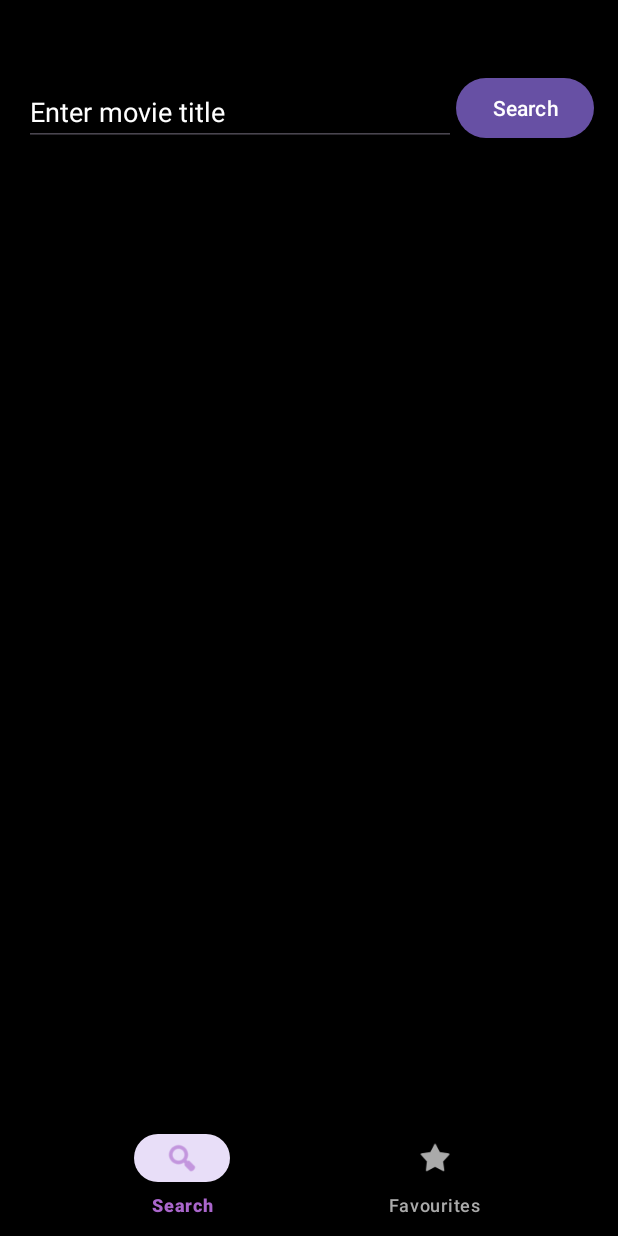
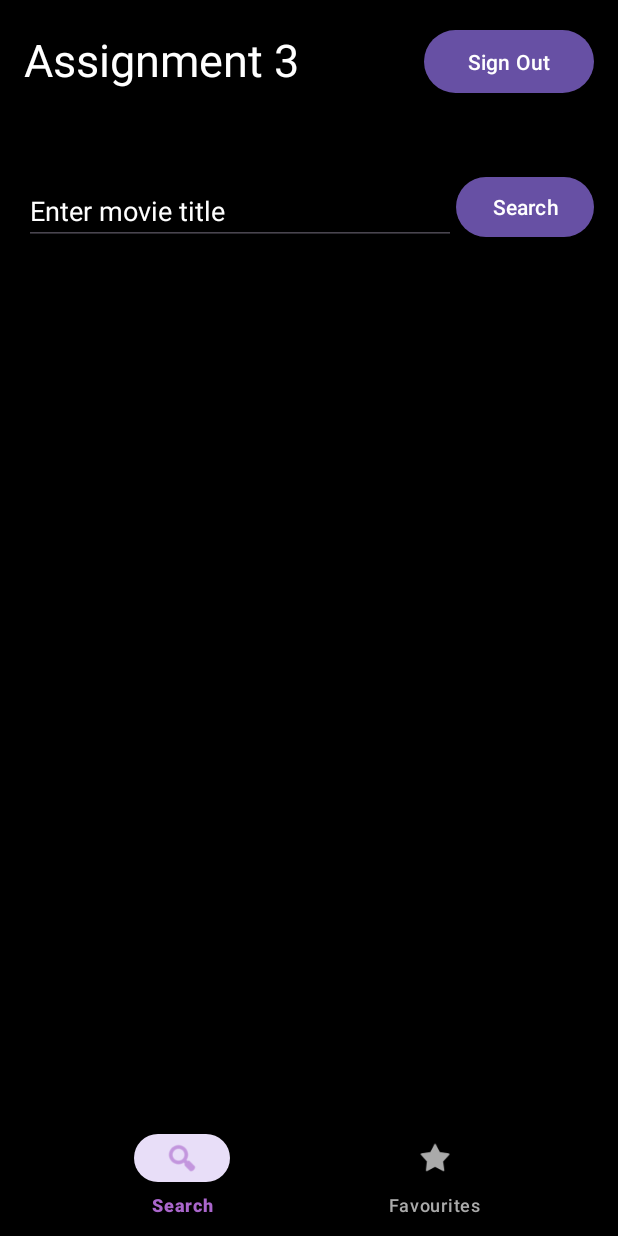
Before and after one commit to MerrickPilon7730/MovieDB, an Android app: the MainActivity screen opened directly, with no data from a screen before it, on a phone screen of 412 x 824 dp. Run offline under Robolectric (Android 15) with nearby library versions, the phone set to English and light mode, and no system bars; our stand-ins replace Firebase (no records; nobody signed in at launch, a user with empty details on screens opened directly); pictures from the network do not load.

Commit message:
sign out

```diff
--- a/app/src/main/res/layout/activity_main.xml
+++ b/app/src/main/res/layout/activity_main.xml
@@ -1,11 +1,23 @@
 <?xml version="1.0" encoding="utf-8"?>
-<androidx.constraintlayout.widget.ConstraintLayout
-    xmlns:android="http://schemas.android.com/apk/res/android"
+<androidx.constraintlayout.widget.ConstraintLayout xmlns:android="http://schemas.android.com/apk/res/android"
     xmlns:app="http://schemas.android.com/apk/res-auto"
+    xmlns:tools="http://schemas.android.com/tools"
     android:layout_width="match_parent"
     android:layout_height="match_parent"
     android:background="@android:color/black"
     android:fitsSystemWindows="true">
+
+    <Button
+        android:id="@+id/signOutButton"
+        android:layout_width="113dp"
+        android:layout_height="50dp"
+        android:layout_margin="16dp"
+        android:layout_marginTop="16dp"
+        android:layout_marginEnd="16dp"
+        android:text="Sign Out"
+        android:textColor="@android:color/white"
+        app:layout_constraintEnd_toEndOf="parent"
+        app:layout_constraintTop_toTopOf="parent" />
 
     <androidx.viewpager2.widget.ViewPager2
         android:id="@+id/viewPager"
@@ -14,7 +26,7 @@
         app:layout_constraintBottom_toTopOf="@id/bottomNav"
         app:layout_constraintEnd_toEndOf="parent"
         app:layout_constraintStart_toStartOf="parent"
-        app:layout_constraintTop_toTopOf="parent" />
+        app:layout_constraintTop_toBottomOf="@id/signOutButton" />
 
     <com.google.android.material.bottomnavigation.BottomNavigationView
         android:id="@+id/bottomNav"
@@ -30,5 +42,16 @@
         app:layout_constraintStart_toStartOf="parent"
         app:menu="@menu/bottom_nav_menu" />
 
+    <TextView
+        android:id="@+id/textView3"
+        android:layout_width="250dp"
+        android:layout_height="39dp"
+        android:layout_marginStart="16dp"
+        android:layout_marginTop="19dp"
+        android:text="Assignment 3"
+        android:textColor="@color/white"
+        android:textSize="30dp"
+        app:layout_constraintStart_toStartOf="parent"
+        app:layout_constraintTop_toTopOf="parent" />
 
 </androidx.constraintlayout.widget.ConstraintLayout>
```
Also changed, not shown: app/src/main/java/com/example/prog3210_assignment2/view/MainActivity.kt (+20 -4 lines).
